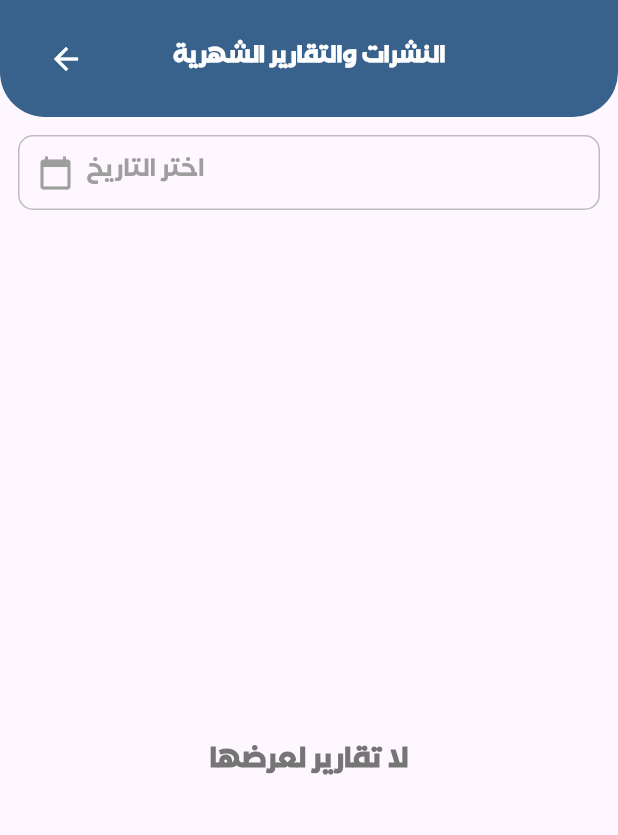
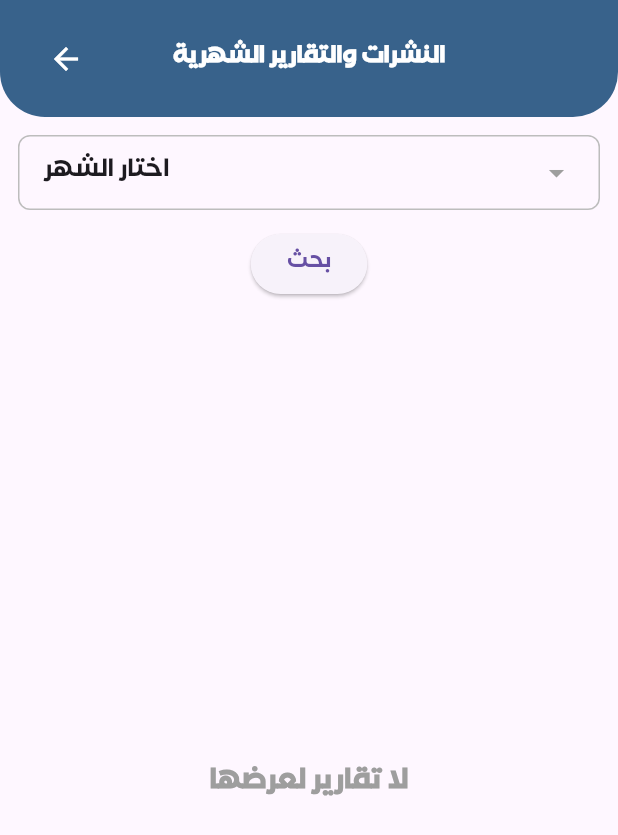
Before and after one commit to seifyaser/MinistryofTransportationRepo, a Flutter app: the MonthlyReportsScreen screen opened by its route, on a phone screen of 412 x 824 dp. Shown: the top 835 px of the screen. Run offline on Flutter 3.47's test engine with Material 3 defaults, Android fonts, the phone set to English and light mode, and no system bars; our stand-ins replace bloc, dio, fl_chart, flutter_bloc, flutter_svg, jwt_decoder and 2 more; missing offline and left inert: syncfusion_flutter_pdfviewer; accounts and stored records are empty.

Commit message:
monthly reports

```diff
--- /dev/null
+++ b/lib/Presentation/ReportsPage/MonthlyReportsPage/CustomMonthPidkcer.dart
@@ -0,0 +1,72 @@
+import 'package:flutter/material.dart';
+import 'package:month_picker_dialog/month_picker_dialog.dart';
+
+class CustomMonthPickerField extends StatelessWidget {
+  final String? selectedMonth;
+  final Function(String monthLabel, DateTime from, DateTime to) onMonthSelected;
+
+  const CustomMonthPickerField({
+    Key? key,
+    this.selectedMonth,
+    required this.onMonthSelected,
+  }) : super(key: key);
+
+  void _showMonthPicker(BuildContext context) async {
+    final now = DateTime.now();
+
+    final DateTime? picked = await showMonthPicker(
+      context: context,
+      initialDate: now,
+      firstDate: DateTime(2025),
+      lastDate: DateTime(2030),
+
+    );
+
+    if (picked != null) {
+      final from = DateTime(picked.year, picked.month, 1);
+      final to = DateTime(picked.year, picked.month + 1, 0);
+
+      final monthLabel = "${_arabicMonths[picked.month - 1]} ${picked.year}";
+      onMonthSelected(monthLabel, from, to);
+    }
+  }
+
+  static const List<String> _arabicMonths = [
+    "يناير",
+    "فبراير",
+    "مارس",
+    "أبريل",
+    "مايو",
+    "يونيو",
+    "يوليو",
+    "أغسطس",
+    "سبتمبر",
+    "أكتوبر",
+    "نوفمبر",
+    "ديسمبر"
+  ];
+
+  @override
+  Widget build(BuildContext context) {
+    return GestureDetector(
+      onTap: () => _showMonthPicker(context),
+      child: Container(
+        padding: const EdgeInsets.symmetric(horizontal: 16, vertical: 12),
+        decoration: BoxDecoration(
+          border: Border.all(color: Colors.grey.shade400),
+          borderRadius: BorderRadius.circular(8),
+        ),
+        child: Row(
+          mainAxisAlignment: MainAxisAlignment.spaceBetween,
+          children: [
+            Text(
+              selectedMonth ?? "اختار الشهر",
+              style: const TextStyle(fontSize: 16),
+            ),
+            const Icon(Icons.arrow_drop_down, color: Colors.grey),
+          ],
+        ),
+      ),
+    );
+  }
+}
--- a/lib/Presentation/ReportsPage/MonthlyReportsPage/monthlyReportsPage.dart
+++ b/lib/Presentation/ReportsPage/MonthlyReportsPage/monthlyReportsPage.dart
@@ -1,6 +1,9 @@
+import 'package:dio/dio.dart';
 import 'package:flutter/material.dart';
-import 'package:project/Presentation/ReportsPage/DailyReportsPage/Widgets/CustomDailyDatePickerField.dart';
-import 'package:project/Widgets/CustomHeader.dart';
+import 'package:flutter_bloc/flutter_bloc.dart';
+import 'package:project/Core/cubits/Reports_CUBIT/reports_cubit.dart';
+import 'package:project/Presentation/ReportsPage/MonthlyReportsPage/CustomMonthPidkcer.dart';
+import 'package:project/Presentation/ReportsPage/baseReportsScreen.dart';
 
 class MonthlyReportsScreen extends StatefulWidget {
   const MonthlyReportsScreen({super.key});
@@ -10,44 +13,26 @@ class MonthlyReportsScreen extends StatefulWidget {
 }
 
 class _MonthlyReportsScreenState extends State<MonthlyReportsScreen> {
-    DateTime? fromDate;
-  DateTime? toDate;
-
+  String? selectedMonth;
 
   @override
   Widget build(BuildContext context) {
-    final bool hasReports = false;
-
-    return Scaffold(
-      body: Column(
-        children: [
-          CustomHeader(title: 'النشرات والتقارير الشهرية'),
-          Padding(
-            padding: const EdgeInsets.all(12),
-            child: CustomDailyDatePickerField(
-                    selectedDate: fromDate,
-                onDateSelected: (date) {
-                setState(() {
-                  fromDate = date;
-                  toDate = date;  // نفس التاريخ
-                });
-              },
-            ),
-          ),
-          const SizedBox(height: 40),
-          Expanded(
-            child: Center(
-              child: Text(
-                hasReports ? 'تقارير ستظهر هنا' : 'لا تقارير لعرضها',
-                style: TextStyle(
-                  color: Colors.grey.shade600,
-                  fontSize: 18,
-                  fontWeight: FontWeight.bold,
-                ),
-              ),
-            ),
-          )
-        ],
+    return BlocProvider(
+      create: (_) => ReportsCubit(Dio()),
+      child: BaseReportsScreen(
+        title: 'النشرات والتقارير الشهرية',
+        statementStatus: '2',
+        buildDatePicker: (fromDate, toDate, onDateChanged) {
+          return CustomMonthPickerField(
+            selectedMonth: selectedMonth,
+            onMonthSelected: (monthLabel, from, to) {
+              setState(() {
+                selectedMonth = monthLabel;
+              });
+              onDateChanged(from, to); // نرجع التواريخ للـ BaseReportsScreen
+            },
+          );
+        },
       ),
     );
   }
--- a/pubspec.yaml
+++ b/pubspec.yaml
@@ -38,6 +38,7 @@ dependencies:
   flutter_svg: ^2.2.0
   intl: ^0.19.0
   jwt_decoder: ^2.0.1
+  month_picker_dialog: ^6.0.3
   path_provider: ^2.1.5
   shared_preferences: ^2.5.3
   syncfusion_flutter_pdfviewer: ^27.1.50
```
Also changed, not shown: pubspec.lock.
